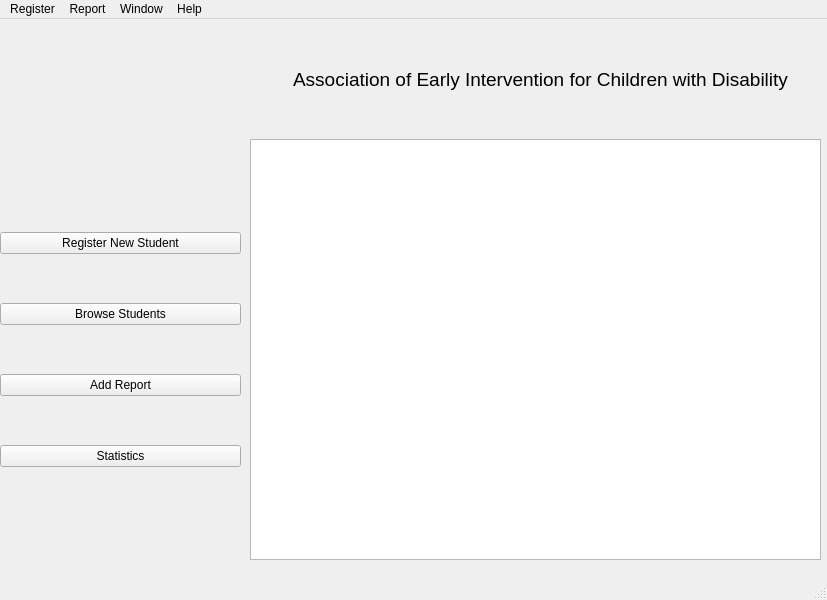
First picture: the form in landing.ui, repository PrimalSystemStudio/StudentManagement, before the edit.
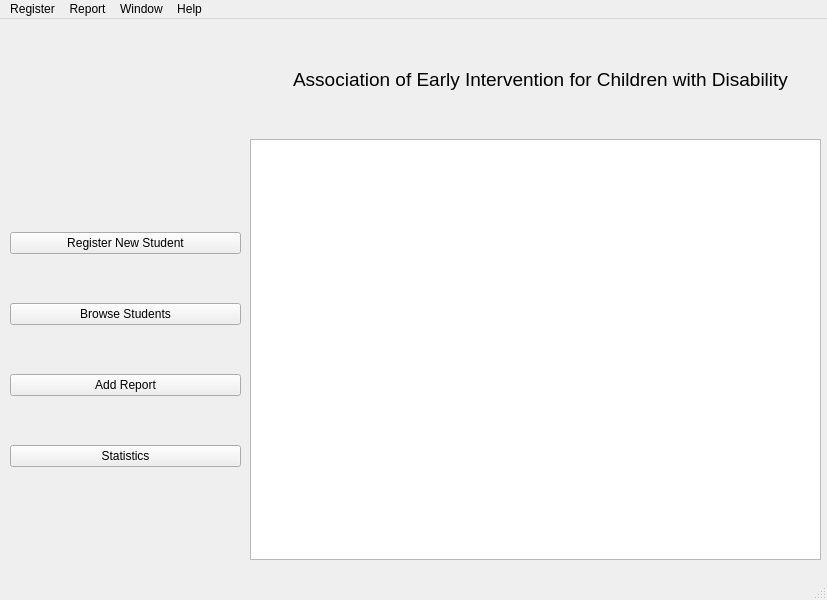
Second picture: the form after the edit.

```diff
--- a/landing.ui
+++ b/landing.ui
@@ -23,9 +23,9 @@
    <widget class="QWidget" name="verticalLayoutWidget">
     <property name="geometry">
      <rect>
-      <x>0</x>
+      <x>10</x>
       <y>170</y>
-      <width>241</width>
+      <width>231</width>
       <height>321</height>
      </rect>
     </property>
```
